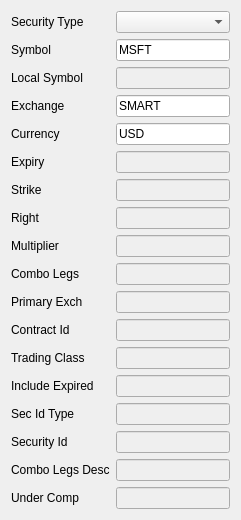
ProDataLab/nkny, file contractdetailswidget.ui: the form before one commit.
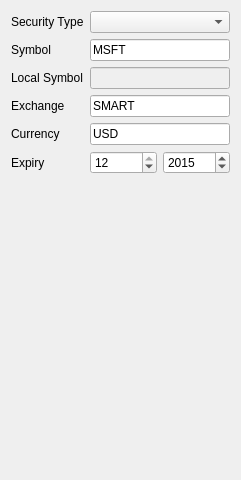
The form after the commit.

Diff of the .ui file:
```diff
--- a/contractdetailswidget.ui
+++ b/contractdetailswidget.ui
@@ -101,194 +101,28 @@
     </widget>
    </item>
    <item row="5" column="1">
-    <widget class="QLineEdit" name="expiryLineEdit">
-     <property name="enabled">
-      <bool>false</bool>
-     </property>
-    </widget>
-   </item>
-   <item row="6" column="0">
-    <widget class="QLabel" name="strikeLabel">
-     <property name="text">
-      <string>Strike</string>
-     </property>
-    </widget>
-   </item>
-   <item row="6" column="1">
-    <widget class="QLineEdit" name="strikeLineEdit">
-     <property name="enabled">
-      <bool>false</bool>
-     </property>
-     <property name="text">
-      <string/>
-     </property>
-    </widget>
-   </item>
-   <item row="7" column="0">
-    <widget class="QLabel" name="rightLabel">
-     <property name="text">
-      <string>Right</string>
-     </property>
-    </widget>
-   </item>
-   <item row="7" column="1">
-    <widget class="QLineEdit" name="rightLineEdit">
-     <property name="enabled">
-      <bool>false</bool>
-     </property>
-     <property name="text">
-      <string/>
-     </property>
-    </widget>
-   </item>
-   <item row="8" column="0">
-    <widget class="QLabel" name="multiplierLabel">
-     <property name="text">
-      <string>Multiplier</string>
-     </property>
-    </widget>
-   </item>
-   <item row="8" column="1">
-    <widget class="QLineEdit" name="multiplierLineEdit">
-     <property name="enabled">
-      <bool>false</bool>
-     </property>
-     <property name="text">
-      <string/>
-     </property>
-    </widget>
-   </item>
-   <item row="9" column="0">
-    <widget class="QLabel" name="comboLegsLabel">
-     <property name="text">
-      <string>Combo Legs</string>
-     </property>
-    </widget>
-   </item>
-   <item row="9" column="1">
-    <widget class="QLineEdit" name="comboLegsLineEdit">
-     <property name="enabled">
-      <bool>false</bool>
-     </property>
-     <property name="text">
-      <string/>
-     </property>
-    </widget>
-   </item>
-   <item row="10" column="0">
-    <widget class="QLabel" name="primaryExchangeLabel">
-     <property name="text">
-      <string>Primary Exch</string>
-     </property>
-    </widget>
-   </item>
-   <item row="10" column="1">
-    <widget class="QLineEdit" name="primaryExchangeLineEdit">
-     <property name="enabled">
-      <bool>false</bool>
-     </property>
-     <property name="text">
-      <string/>
-     </property>
-    </widget>
-   </item>
-   <item row="11" column="0">
-    <widget class="QLabel" name="contractIdLabel">
-     <property name="text">
-      <string>Contract Id</string>
-     </property>
-    </widget>
-   </item>
-   <item row="11" column="1">
-    <widget class="QLineEdit" name="contractIdLineEdit">
-     <property name="enabled">
-      <bool>false</bool>
-     </property>
-    </widget>
-   </item>
-   <item row="12" column="0">
-    <widget class="QLabel" name="tradingClassLabel">
-     <property name="text">
-      <string>Trading Class</string>
-     </property>
-    </widget>
-   </item>
-   <item row="12" column="1">
-    <widget class="QLineEdit" name="tradingClassLineEdit">
-     <property name="enabled">
-      <bool>false</bool>
-     </property>
-    </widget>
-   </item>
-   <item row="13" column="0">
-    <widget class="QLabel" name="includeExpiredLabel">
-     <property name="text">
-      <string>Include Expired</string>
-     </property>
-    </widget>
-   </item>
-   <item row="13" column="1">
-    <widget class="QLineEdit" name="includeExpiredLineEdit">
-     <property name="enabled">
-      <bool>false</bool>
-     </property>
-    </widget>
-   </item>
-   <item row="14" column="0">
-    <widget class="QLabel" name="secIdTypeLabel">
-     <property name="text">
-      <string>Sec Id Type</string>
-     </property>
-    </widget>
-   </item>
-   <item row="14" column="1">
-    <widget class="QLineEdit" name="secIdTypeLineEdit">
-     <property name="enabled">
-      <bool>false</bool>
-     </property>
-    </widget>
-   </item>
-   <item row="15" column="0">
-    <widget class="QLabel" name="securityIdLabel">
-     <property name="text">
-      <string>Security Id</string>
-     </property>
-    </widget>
-   </item>
-   <item row="15" column="1">
-    <widget class="QLineEdit" name="securityIdLineEdit">
-     <property name="enabled">
-      <bool>false</bool>
-     </property>
-    </widget>
-   </item>
-   <item row="16" column="0">
-    <widget class="QLabel" name="comboLegsDescLabel">
-     <property name="text">
-      <string>Combo Legs Desc</string>
-     </property>
-    </widget>
-   </item>
-   <item row="16" column="1">
-    <widget class="QLineEdit" name="comboLegsDescLineEdit">
-     <property name="enabled">
-      <bool>false</bool>
-     </property>
-    </widget>
-   </item>
-   <item row="17" column="0">
-    <widget class="QLabel" name="underCompLabel">
-     <property name="text">
-      <string>Under Comp</string>
-     </property>
-    </widget>
-   </item>
-   <item row="17" column="1">
-    <widget class="QLineEdit" name="underCompLineEdit">
-     <property name="enabled">
-      <bool>false</bool>
-     </property>
-    </widget>
+    <layout class="QHBoxLayout" name="horizontalLayout">
+     <item>
+      <widget class="QSpinBox" name="expiryMonthSpinBox">
+       <property name="maximum">
+        <number>12</number>
+       </property>
+       <property name="value">
+        <number>12</number>
+       </property>
+      </widget>
+     </item>
+     <item>
+      <widget class="QSpinBox" name="expiryYearSpinBox">
+       <property name="maximum">
+        <number>2020</number>
+       </property>
+       <property name="value">
+        <number>2015</number>
+       </property>
+      </widget>
+     </item>
+    </layout>
    </item>
   </layout>
  </widget>
```
